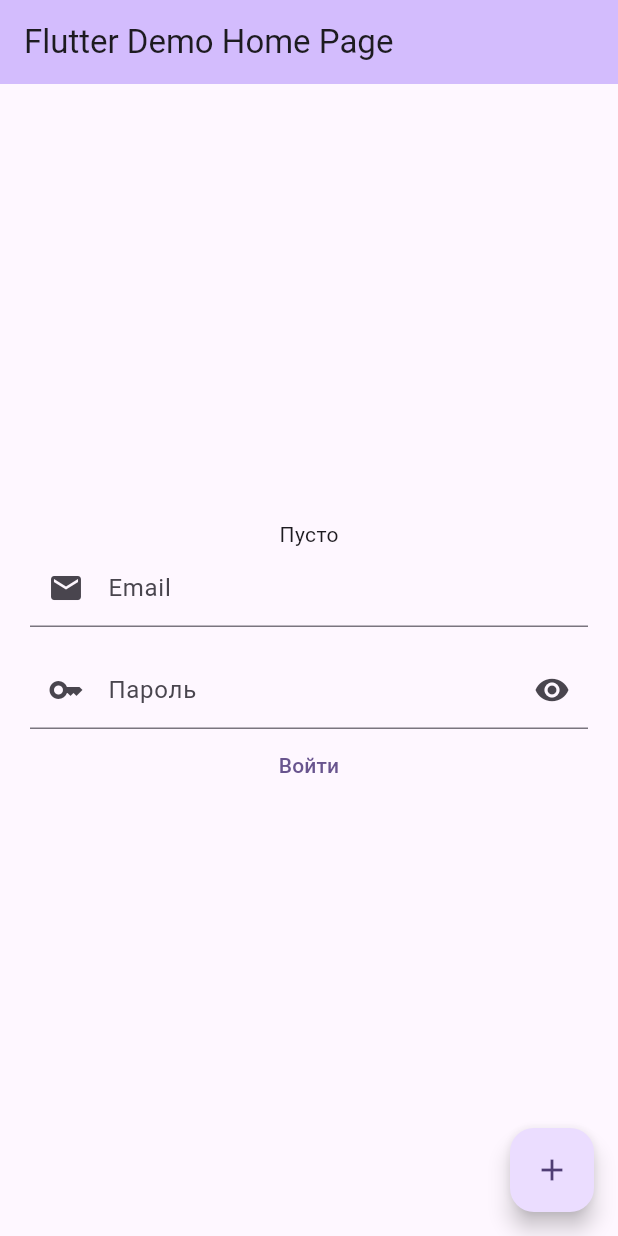
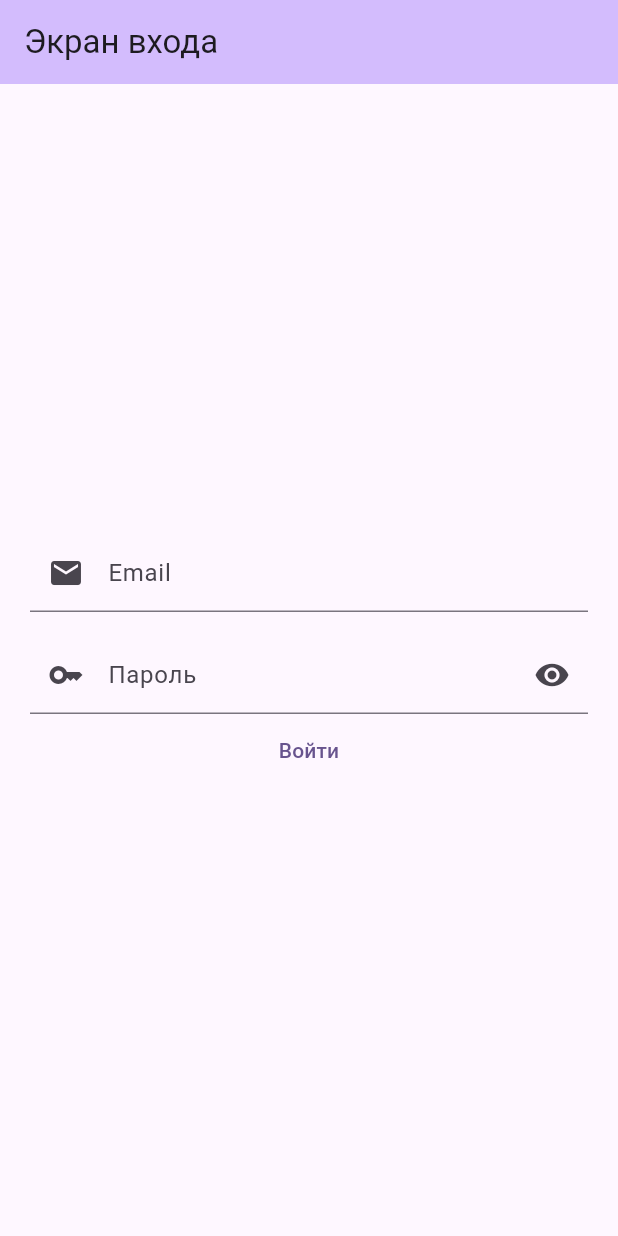
Before and after one commit to McAr0v/admin_dvij, a Flutter app: the screen it shows after launch, after a tap on "Войти", on a phone screen of 412 x 824 dp. Run offline on Flutter 3.47's test engine with Material 3 defaults, Android fonts, the light colour scheme and no system bars; our stand-ins replace firebase_auth, firebase_core, firebase_database; missing offline and left inert: window_manager; accounts and stored records are empty.

Commit message:
Начал делать класс пользователя-админа. Сделал переход после успешного входа на страницу профиля

```diff
--- /dev/null
+++ b/lib/auth/log_in_screen.dart
@@ -0,0 +1,118 @@
+import 'dart:io';
+import 'package:admin_dvij/auth/profile_screen.dart';
+import 'package:flutter/material.dart';
+import '../constants/system_constants.dart';
+import 'auth_class.dart';
+
+class LogInScreen extends StatefulWidget {
+  const LogInScreen({Key? key}) : super(key: key);
+
+  @override
+  State<LogInScreen> createState() => _LogInScreenState();
+}
+
+class _LogInScreenState extends State<LogInScreen> {
+  AuthClass authClass = AuthClass();
+
+  bool _isObscured = true;
+
+  final TextEditingController emailController = TextEditingController();
+  final TextEditingController passwordController = TextEditingController();
+
+  void _singIn(String email, String password) async {
+    String? uid = await authClass.signInWithEmailAndPassword(email, password);
+    if (uid!.isNotEmpty){
+      await navigateToProfile();
+    }
+
+  }
+
+  Future<void> navigateToProfile()async {
+
+    await Navigator.pushAndRemoveUntil(
+        context,
+        MaterialPageRoute(
+          builder: (context) => const ProfileScreen()
+        ),
+            (_) => false
+    );
+
+  }
+
+  @override
+  Widget build(BuildContext context) {
+
+    bool isDesktop = Platform.isWindows || Platform.isMacOS || Platform.isLinux;
+    double maxWidth = isDesktop ? 600 : double.infinity; // Ограничение ширины на настольных платформах
+
+    return Scaffold(
+      appBar: AppBar(
+        backgroundColor: Theme.of(context).colorScheme.inversePrimary,
+        title: Text('Экран входа'),
+      ),
+      body: Center(
+        child: Container(
+          width: maxWidth,
+          padding: const EdgeInsets.all(20),
+          child: Column(
+              mainAxisAlignment: MainAxisAlignment.center,
+              children: [
+
+                TextField(
+                  style: Theme.of(context).textTheme.bodyMedium,
+                  controller: emailController,
+                  decoration: const InputDecoration(
+                    labelText: 'Email',
+                    prefixIcon: Icon(Icons.email),
+                  ),
+                ),
+                const SizedBox(height: 16.0),
+
+                // ---- ПОЛЕ ПАРОЛЬ -----
+
+                TextField(
+                  style: Theme.of(context).textTheme.bodyMedium,
+                  controller: passwordController,
+                  decoration: InputDecoration(
+                      prefixIcon: const Icon(Icons.key),
+                      labelText: 'Пароль',
+                      suffixIcon: IconButton(
+                        icon: Icon(
+                          _isObscured ? Icons.visibility : Icons.visibility_off,
+                        ),
+                        onPressed: (){
+                          setState(() {
+                            _isObscured = !_isObscured;
+                          });
+                        },
+                      )
+                  ),
+                  // Отобразить / скрыть пароль
+                  obscureText: _isObscured,
+                ),
+
+                TextButton(
+                    onPressed: () async {
+                      if (emailController.text.isNotEmpty && passwordController.text.isNotEmpty){
+
+                        String? uid = await authClass.signInWithEmailAndPassword(emailController.text, passwordController.text);
+                        if (uid != null && uid.isNotEmpty){
+                          await navigateToProfile();
+                        }
+                        //_singIn(emailController.text, passwordController.text);
+                      }
+                    },
+                    child: Text('Войти')
+                ),
+
+              ]
+
+
+
+          ),
+        ),
+      ),
+
+    );
+  }
+}
--- a/lib/constants/system_constants.dart
+++ b/lib/constants/system_constants.dart
@@ -1,3 +1,5 @@
 class SystemConstants {
   static const String successConst = 'ok';
+  static const String noDataConst = 'Данные не найдены';
+  static const String defaultAvatar = 'https://www.shutterstock.com/image-vector/default-avatar-profile-icon-vector-600nw-1745180411.jpg';
 }
--- a/lib/main.dart
+++ b/lib/main.dart
@@ -1,6 +1,9 @@
 import 'dart:io';
 
-import 'package:admin_dvij/auth_class.dart';
+import 'package:admin_dvij/auth/auth_class.dart';
+import 'package:admin_dvij/auth/log_in_screen.dart';
+import 'package:admin_dvij/auth/profile_screen.dart';
+import 'package:firebase_auth/firebase_auth.dart';
 import 'package:firebase_core/firebase_core.dart';
 import 'package:flutter/material.dart';
 import 'package:window_manager/window_manager.dart';
@@ -10,11 +13,21 @@
 
 Future<void> main() async {
 
+  WidgetsFlutterBinding.ensureInitialized();
+
+  await Firebase.initializeApp(
+    options: DefaultFirebaseOptions.currentPlatform,
+  );
+
+  AuthClass authClass = AuthClass();
+
+  var currentUser = authClass.auth.currentUser;
+
   // Если Windows или MacOs, устанавливаем ограничение
   // минимального размера экрана приложения
 
   if (Platform.isWindows || Platform.isMacOS){
-    WidgetsFlutterBinding.ensureInitialized();
+
     await windowManager.ensureInitialized();
 
     windowManager.setMinimumSize(const Size(1024, 768));
@@ -23,18 +36,25 @@
 
 
   runApp(
-      const MyApp()
+      MyApp(currentUser: currentUser,)
   );
 
-  await Firebase.initializeApp(
-    options: DefaultFirebaseOptions.currentPlatform,
-  );
+
 }
 
 class MyApp extends StatelessWidget {
-  const MyApp({super.key});
 
+  final User? currentUser;
 
+  const MyApp({this.currentUser, super.key});
+
+  Widget _swapScreen(User? user){
+    if (user == null) {
+      return const LogInScreen();
+    } else {
+      return const ProfileScreen();
+    }
+  }
 
   // This widget is the root of your application.
   @override
@@ -60,7 +80,7 @@
         colorScheme: ColorScheme.fromSeed(seedColor: Colors.deepPurple),
         useMaterial3: true,
       ),
-      home: const MyHomePage(title: 'Flutter Demo Home Page'),
+      home: _swapScreen(currentUser),
     );
   }
 }
@@ -119,7 +139,7 @@
 
   void _singOut() async {
     String? signOut = await authClass.signOut();
-    if (signOut != null && signOut == SystemConstants.successConst){
+    if (signOut == SystemConstants.successConst){
       setState(() {
         uidUser = '';
       });
```
Also changed, not shown: lib/admin_user/admin_user_class.dart (added, +73 -0 lines), lib/auth/auth_class.dart (renamed from lib/auth_class.dart, +7 -4 lines), lib/auth/profile_screen.dart (added, +69 -0 lines), lib/constants/database_constants.dart (added, +10 -0 lines), lib/database/database_class.dart (added, +49 -0 lines).
